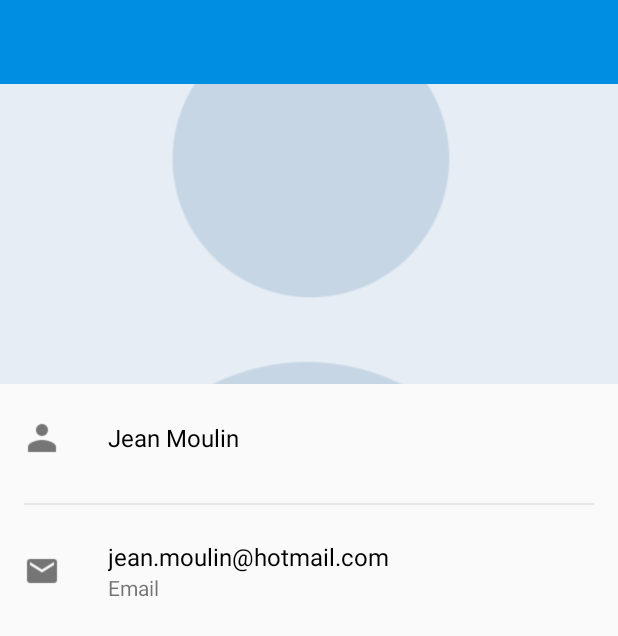
After one commit to shaftwin/BonAp, an Android app: the ProfilActivity screen opened directly, with no data from a screen before it, on a phone screen of 412 x 824 dp. The commit adds this screen. Shown: the top 636 px of the screen. Run offline under Robolectric (Android 15) with nearby library versions, the phone set to English and light mode, and no system bars; our stand-ins replace Picasso.

Commit message:
ADD Profil + layout profil

```diff
--- a/app/src/main/AndroidManifest.xml
+++ b/app/src/main/AndroidManifest.xml
@@ -22,6 +22,7 @@
         <activity android:name=".ReceiptsItemActivity"/>
         <activity android:name=".SettingsActivity"/>
         <activity android:name=".CategoriesActivity"/>
+        <activity android:name=".ProfilActivity"/>
     </application>
 
 </manifest>
--- a/app/src/main/java/com/example/shaft/bonap/BaseActivity.java
+++ b/app/src/main/java/com/example/shaft/bonap/BaseActivity.java
@@ -23,13 +23,13 @@ import java.util.List;
 
 public class BaseActivity extends ActionBarActivity implements DrawerAdapter.ClickListener {
 
-
     private DrawerLayout mDrawerLayout;
     private ActionBarDrawerToggle mActionBarDrawerToggle;
     private Toolbar toolbar;
     private ImageView profileImage;
     private Handler mHandler;
     private static final int CATEGORY_ID = 1;
+    private static final int PROFIL_ID = 2;
     private static final int SETTINGS_ID = 3;
     private RecyclerViewScrollListener recyclerScrollListener;
 
@@ -137,6 +137,10 @@ public class BaseActivity extends ActionBarActivity implements DrawerAdapter.Cli
                 startActivity(new Intent(this,CategoriesActivity.class));
                 finish();
                 break;
+            case PROFIL_ID:
+                startActivity(new Intent(this,ProfilActivity.class));
+                finish();
+                break;
             case SETTINGS_ID:
                 startActivity(new Intent(this, SettingsActivity.class));
                 finish();
--- a/app/src/main/java/com/example/shaft/bonap/CategoriesActivity.java
+++ b/app/src/main/java/com/example/shaft/bonap/CategoriesActivity.java
@@ -13,7 +13,7 @@ import android.widget.Toast;
  */
 public class CategoriesActivity extends BaseActivity {
 
-    private int Category_ID = 1;
+    private int CATEGORY_ID = 1;
 
     static final String[] CATEGORIES = new String[]{
             "meat", "fish", "vegetarian", "dessert", "ingredients"};
@@ -47,6 +47,6 @@ public class CategoriesActivity extends BaseActivity {
     }
 
     protected int getSelfNavDrawerItem() {
-        return Category_ID;
+        return CATEGORY_ID;
     }
 }
--- /dev/null
+++ b/app/src/main/java/com/example/shaft/bonap/ProfilActivity.java
@@ -0,0 +1,32 @@
+package com.example.shaft.bonap;
+
+import android.os.Bundle;
+import android.widget.ImageView;
+import android.widget.TextView;
+
+import com.squareup.picasso.Picasso;
+
+/**
+ * Created by Shaft on 04/03/2015.
+ */
+public class ProfilActivity extends BaseActivity {
+    private static final int PROFIL_ID = 2;
+
+    @Override
+    protected void onCreate(Bundle savedInstanceState) {
+        super.onCreate(savedInstanceState);
+        setContentView(R.layout.activity_profil);
+
+        ((TextView) findViewById(R.id.user_completename)).setText("Jean Moulin");
+        Picasso.with(getApplicationContext())
+                .load(R.drawable.profile)
+                .centerCrop()
+                .fit()
+                .into((ImageView) findViewById(R.id.profile_img));
+        ((TextView) findViewById(R.id.user_email)).setText("jean.moulin@hotmail.com");
+    }
+
+    protected int getSelfNavDrawerItem() {
+        return PROFIL_ID;
+    }
+}
--- /dev/null
+++ b/app/src/main/res/layout/activity_profil.xml
@@ -0,0 +1,105 @@
+<?xml version="1.0" encoding="utf-8"?>
+<LinearLayout xmlns:android="http://schemas.android.com/apk/res/android"
+    xmlns:fab="http://schemas.android.com/apk/res-auto"
+    xmlns:tools="http://schemas.android.com/tools"
+    android:id="@+id/main_content"
+    android:layout_width="match_parent"
+    android:layout_height="match_parent"
+    android:orientation="vertical"
+    tools:context="com.example.kant.artmevisual.ProfileActivity">
+
+    <include layout="@layout/app_bar" />
+
+    <ScrollView
+        android:layout_width="match_parent"
+        android:layout_height="wrap_content">
+
+        <FrameLayout
+            android:layout_width="match_parent"
+            android:layout_height="wrap_content">
+
+            <ImageView
+                android:id="@+id/profile_img"
+                android:layout_width="match_parent"
+                android:layout_height="200dp"
+                android:contentDescription="@string/profile_image_desc"
+                android:cropToPadding="false" />
+
+            <LinearLayout
+                android:layout_width="match_parent"
+                android:layout_height="wrap_content"
+                android:layout_gravity="right|top"
+                android:layout_marginTop="200dp"
+                android:orientation="vertical"
+                android:paddingLeft="@dimen/keyline_1"
+                android:paddingRight="@dimen/keyline_1">
+
+                <LinearLayout
+                    android:layout_width="match_parent"
+                    android:layout_height="72dp"
+                    android:gravity="start|center_vertical"
+                    android:orientation="horizontal">
+
+                    <ImageView
+                        android:layout_width="24dp"
+                        android:layout_height="24dp"
+                        android:layout_marginRight="32dp"
+                        android:contentDescription="@string/profile_account_icon"
+                        android:src="@drawable/ic_person_grey600_24dp" />
+
+                    <TextView
+                        android:id="@+id/user_completename"
+                        android:layout_width="wrap_content"
+                        android:layout_height="wrap_content"
+                        android:gravity="start|center_vertical"
+                        android:textColor="@android:color/black"
+                        android:textSize="16sp" />
+
+                </LinearLayout>
+
+                <View xmlns:android="http://schemas.android.com/apk/res/android"
+                    android:layout_width="match_parent"
+                    android:layout_height="1dp"
+                    android:layout_marginBottom="8dp"
+                    android:layout_marginTop="7dp"
+                    android:background="#e5e5e5"
+                    android:gravity="start|center_vertical" />
+
+                <LinearLayout
+                    android:layout_width="match_parent"
+                    android:layout_height="72dp"
+                    android:gravity="start|center_vertical"
+                    android:orientation="horizontal">
+
+                    <ImageView
+                        android:layout_width="24dp"
+                        android:layout_height="24dp"
+                        android:layout_marginRight="32dp"
+                        android:contentDescription="@string/profile_account_icon"
+                        android:src="@drawable/ic_email_grey600_24dp" />
+
+                    <LinearLayout
+                        android:layout_width="wrap_content"
+                        android:layout_height="wrap_content"
+                        android:gravity="start|center_vertical"
+                        android:orientation="vertical">
+
+                        <TextView
+                            android:id="@+id/user_email"
+                            android:layout_width="wrap_content"
+                            android:layout_height="wrap_content"
+                            android:textColor="@android:color/black"
+                            android:textSize="16sp" />
+
+                        <TextView
+                            android:layout_width="wrap_content"
+                            android:layout_height="wrap_content"
+                            android:text="@string/email"
+                            android:textSize="14sp" />
+                    </LinearLayout>
+
+                </LinearLayout>
+            </LinearLayout>
+        </FrameLayout>
+    </ScrollView>
+</LinearLayout>
--- a/app/src/main/res/values/strings.xml
+++ b/app/src/main/res/values/strings.xml
@@ -29,5 +29,7 @@
     <string name="title_activity_recipe">Receipts</string>
     <string name="title_activity_receipts">Receipts</string>
     <string name="title_activity_categories">Categories</string>
+    <string name="profile_account_icon">Icon Account</string>
+    <string name="profile_image_desc">Profil Pic</string>
 
 </resources>
```
Also changed, not shown: app/src/main/res/drawable/ic_email_grey600_24dp.png (added), app/src/main/res/drawable/ic_person_grey600_24dp.png (added).
